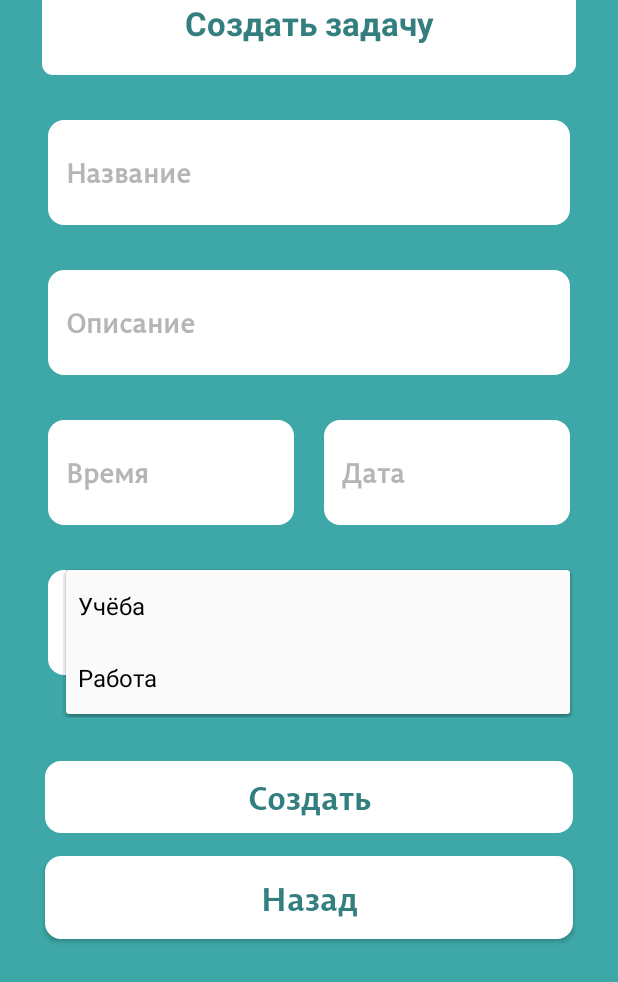
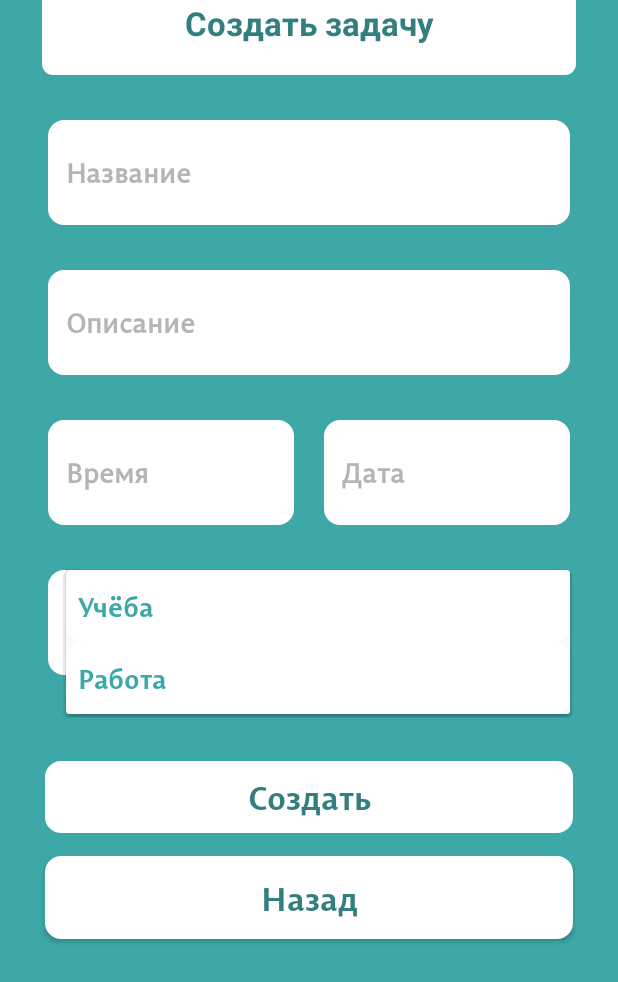
Before and after one commit to breakingfox/TaskManagerFinally, an Android app: the NewTask screen opened directly, with no data from a screen before it, after a tap on "Учёба", on a phone screen of 412 x 824 dp. Shown: the top 982 px of the screen. Run offline under Robolectric (Android 15) with nearby library versions, the light colour scheme and no system bars; our stand-ins replace Firebase (no records; nobody signed in at launch, a user with empty details on screens opened directly).

Commit message:
Добавил стиль спинеру

```diff
--- a/app/src/main/java/com/example/myapplication/NewTask.java
+++ b/app/src/main/java/com/example/myapplication/NewTask.java
@@ -57,8 +57,15 @@ public class NewTask extends AppCompatActivity {
     protected void onCreate(Bundle savedInstanceState) {
         super.onCreate(savedInstanceState);
         setContentView(R.layout.activity_new_task);
+
         spinner = findViewById(R.id.spinner1);
-
+        ArrayAdapter<String> adapter = new ArrayAdapter<>(
+                this,
+                R.layout.custom_spinner,
+                getResources().getStringArray(R.array.types)
+        );
+        adapter.setDropDownViewResource(R.layout.custom_spinner_dropdown);
+        spinner.setAdapter(adapter);
 
         titles = findViewById(R.id.titles);
         addTitle = findViewById(R.id.addtTitle);
--- a/app/src/main/res/layout/activity_new_task.xml
+++ b/app/src/main/res/layout/activity_new_task.xml
@@ -158,7 +158,6 @@
                 android:layout_width="match_parent"
                 android:layout_height="70dp"
                 android:fontFamily="@font/permianansypeface"
-
                 android:background="@drawable/rounded_drawable"
                 android:entries="@array/types"
                 android:paddingLeft="12dp"
--- a/app/src/main/res/layout/custom_spinner.xml
+++ b/app/src/main/res/layout/custom_spinner.xml
@@ -4,9 +4,11 @@
     android:id="@android:id/text1"
     style="?attr/spinnerDropDownItemStyle"
     android:singleLine="true"
+    android:textSize="18sp"
     android:layout_width="match_parent"
     android:layout_height="?attr/dropdownListPreferredItemHeight"
     android:ellipsize="marquee"
-    android:textColor="@color/colorAccent"
+    android:textColor="#3EA8A8"
+    android:textStyle="bold"
     android:fontFamily="@font/permian_sans_typefaceold"
     android:backgroundTint="@color/colorAccent"/>
--- a/app/src/main/res/layout/custom_spinner_dropdown.xml
+++ b/app/src/main/res/layout/custom_spinner_dropdown.xml
@@ -4,11 +4,11 @@
     android:id="@android:id/text1"
     style="?attr/spinnerDropDownItemStyle"
     android:singleLine="true"
+    android:textSize="18sp"
     android:layout_width="match_parent"
     android:layout_height="?attr/dropdownListPreferredItemHeight"
     android:ellipsize="marquee"
-    android:textColor="@color/colorAccent"
+    android:textStyle="bold"
     android:fontFamily="@font/permian_sans_typefaceold"
-    android:backgroundTint="@color/colorAccent"
-    android:textAlignment="center"
-    android:gravity="center_horizontal" />
+    android:background="@drawable/rounded_drawable"
+    android:textColor="#3EA8A8" />
```
